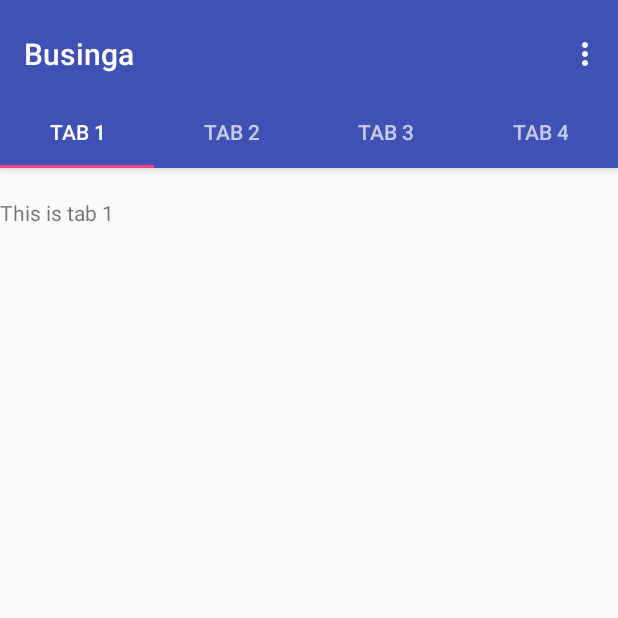
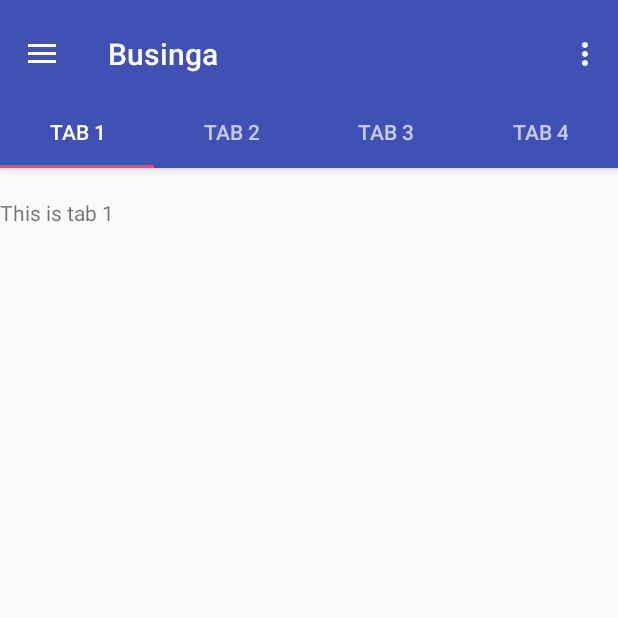
Before and after one commit to aniket0702/Businga, an Android app: the HomePage screen opened directly, with no data from a screen before it, on a phone screen of 412 x 824 dp, the top half of it. Run offline under Robolectric (Android 15) with nearby library versions, the phone set to English and light mode, and no system bars.

```diff
--- a/app/src/main/java/com/example/aniket/businga/HomePage.java
+++ b/app/src/main/java/com/example/aniket/businga/HomePage.java
@@ -3,6 +3,8 @@ package com.example.aniket.businga;
 import android.support.design.widget.TabLayout;
 import android.support.design.widget.FloatingActionButton;
 import android.support.design.widget.Snackbar;
+import android.support.v4.widget.DrawerLayout;
+import android.support.v7.app.ActionBarDrawerToggle;
 import android.support.v7.app.AppCompatActivity;
 import android.support.v7.widget.Toolbar;
 
@@ -36,6 +38,8 @@ public class HomePage extends AppCompatActivity {
      */
     private ViewPager mViewPager;
 
+    private DrawerLayout drawer_layout;
+    private ActionBarDrawerToggle mToggle;
     @Override
     protected void onCreate(Bundle savedInstanceState) {
         super.onCreate(savedInstanceState);
@@ -43,6 +47,11 @@ public class HomePage extends AppCompatActivity {
 
         Toolbar toolbar = (Toolbar) findViewById(R.id.toolbar);
         setSupportActionBar(toolbar);
+        drawer_layout = (DrawerLayout)findViewById(R.id.drawerLayout);
+        mToggle = new ActionBarDrawerToggle(this, drawer_layout, R.string.open, R.string.close);
+        drawer_layout.addDrawerListener(mToggle);
+        mToggle.syncState();
+        getSupportActionBar().setDisplayHomeAsUpEnabled(true);
         // Create the adapter that will return a fragment for each of the three
         // primary sections of the activity.
         mSectionsPagerAdapter = new SectionsPagerAdapter(getSupportFragmentManager());
--- a/app/src/main/res/layout/activity_home_page.xml
+++ b/app/src/main/res/layout/activity_home_page.xml
@@ -1,4 +1,17 @@
 <?xml version="1.0" encoding="utf-8"?>
+
+
+<android.support.v4.widget.DrawerLayout xmlns:android="http://schemas.android.com/apk/res/android"
+    xmlns:app="http://schemas.android.com/apk/res-auto"
+    xmlns:tools="http://schemas.android.com/tools"
+    android:layout_width="match_parent"
+    android:layout_height="match_parent"
+    tools:context=".HomePage"
+    android:id="@+id/drawerLayout" >
+
+
+
+
     <android.support.design.widget.CoordinatorLayout xmlns:android="http://schemas.android.com/apk/res/android"
         xmlns:app="http://schemas.android.com/apk/res-auto"
         xmlns:tools="http://schemas.android.com/tools"
@@ -67,3 +80,20 @@
 
 
     </android.support.design.widget.CoordinatorLayout>
+
+
+
+
+
+
+
+
+    <android.support.design.widget.NavigationView
+        android:layout_width="wrap_content"
+        android:layout_height="match_parent"
+        app:menu = "@menu/drawer_view"
+        android:layout_gravity = "start">
+
+    </android.support.design.widget.NavigationView>
+
+</android.support.v4.widget.DrawerLayout>
--- /dev/null
+++ b/app/src/main/res/menu/drawer_view.xml
@@ -0,0 +1,9 @@
+<?xml version="1.0" encoding="utf-8"?>
+<menu xmlns:android="http://schemas.android.com/apk/res/android">
+    <item android:id = "@+id/nav_account"
+        android:title="My account" />
+    <item android:id = "@+id/setting"
+        android:title="Settings" />
+    <item android:id = "@+id/logout"
+        android:title="logout" />
+</menu>
--- a/app/src/main/res/values/strings.xml
+++ b/app/src/main/res/values/strings.xml
@@ -7,6 +7,8 @@
     <string name="tab_text_1">Tab 1</string>
     <string name="tab_text_2">Tab 2</string>
     <string name="tab_text_3">Tab 3</string>
+    <string name="open">Open</string>
+    <string name="close">Close</string>
     <string name="action_settings">Settings</string>
     <string name="section_format">Hello World from section: %1$d</string>
 </resources>
```
Lines whose indentation alone changed are shown as unchanged.
